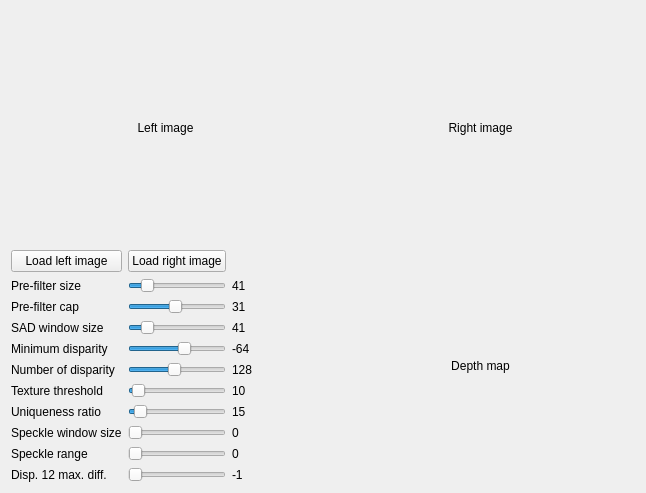
Qt form SGBMTuner/mainwindow.ui (hothanh/SGBM_tuner) before a commit.
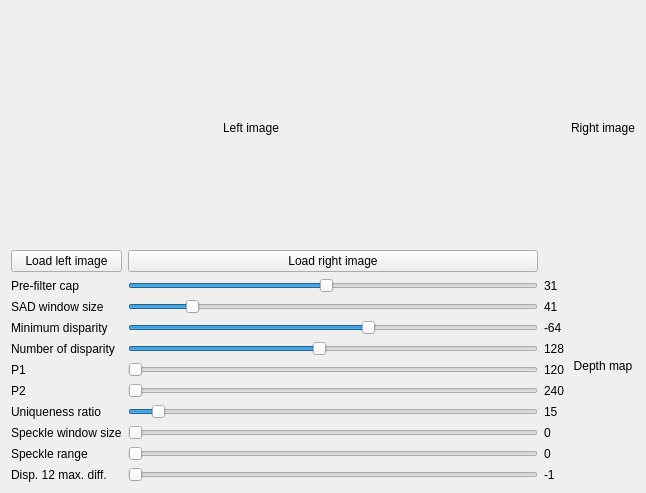
The same form after that commit.

Commit message: Adapted parameters for SGBM

Patch:
```diff
--- a/SGBMTuner/mainwindow.ui
+++ b/SGBMTuner/mainwindow.ui
@@ -11,15 +11,63 @@
    </rect>
   </property>
   <property name="windowTitle">
-   <string>OpenCV StereoCorrespondenceBM Tuner</string>
+   <string>OpenCV SGBM Tuner</string>
   </property>
   <widget class="QWidget" name="centralWidget">
    <layout class="QGridLayout" name="gridLayout_2">
     <item row="0" column="0">
      <layout class="QGridLayout" name="gridLayout">
+      <item row="2" column="2">
+       <widget class="QLabel" name="label_depth_map">
+        <property name="maximumSize">
+         <size>
+          <width>480</width>
+          <height>360</height>
+         </size>
+        </property>
+        <property name="text">
+         <string>Depth map</string>
+        </property>
+        <property name="alignment">
+         <set>Qt::AlignCenter</set>
+        </property>
+       </widget>
+      </item>
+      <item row="0" column="2">
+       <widget class="QLabel" name="label_image_right">
+        <property name="maximumSize">
+         <size>
+          <width>480</width>
+          <height>360</height>
+         </size>
+        </property>
+        <property name="text">
+         <string>Right image</string>
+        </property>
+        <property name="alignment">
+         <set>Qt::AlignCenter</set>
+        </property>
+       </widget>
+      </item>
+      <item row="0" column="0">
+       <widget class="QLabel" name="label_image_left">
+        <property name="maximumSize">
+         <size>
+          <width>480</width>
+          <height>360</height>
+         </size>
+        </property>
+        <property name="text">
+         <string>Left image</string>
+        </property>
+        <property name="alignment">
+         <set>Qt::AlignCenter</set>
+        </property>
+       </widget>
+      </item>
       <item row="2" column="0">
        <layout class="QGridLayout" name="gridLayout_buttons">
-        <item row="5" column="1">
+        <item row="4" column="1">
          <widget class="QSlider" name="horizontalSlider_num_of_disparity">
           <property name="sizePolicy">
            <sizepolicy hsizetype="Minimum" vsizetype="Fixed">
@@ -63,53 +111,7 @@
           </property>
          </widget>
         </item>
-        <item row="6" column="2">
-         <widget class="QLabel" name="label_6">
-          <property name="text">
-           <string>10</string>
-          </property>
-         </widget>
-        </item>
-        <item row="1" column="1">
-         <widget class="QSlider" name="horizontalSlider_pre_filter_size">
-          <property name="sizePolicy">
-           <sizepolicy hsizetype="Minimum" vsizetype="Fixed">
-            <horstretch>0</horstretch>
-            <verstretch>0</verstretch>
-           </sizepolicy>
-          </property>
-          <property name="minimum">
-           <number>5</number>
-          </property>
-          <property name="maximum">
-           <number>255</number>
-          </property>
-          <property name="singleStep">
-           <number>2</number>
-          </property>
-          <property name="value">
-           <number>41</number>
-          </property>
-          <property name="orientation">
-           <enum>Qt::Horizontal</enum>
-          </property>
-         </widget>
-        </item>
-        <item row="1" column="2">
-         <widget class="QLabel" name="label">
-          <property name="text">
-           <string>41</string>
-          </property>
-         </widget>
-        </item>
-        <item row="1" column="0">
-         <widget class="QLabel" name="label_pre_filter_size">
-          <property name="text">
-           <string>Pre-filter size</string>
-          </property>
-         </widget>
-        </item>
-        <item row="4" column="0">
+        <item row="3" column="0">
          <widget class="QLabel" name="label_min_disparity">
           <property name="toolTip">
            <string>&lt;html&gt;&lt;head/&gt;&lt;body&gt;&lt;p&gt;Minimum possible disparity value. Normally, it is zero but sometimes rectification algorithms can shift images, so this parameter needs to be adjusted accordingly.&lt;/p&gt;&lt;/body&gt;&lt;/html&gt;</string>
@@ -119,7 +121,14 @@
           </property>
          </widget>
         </item>
-        <item row="5" column="0">
+        <item row="8" column="2">
+         <widget class="QLabel" name="label_8">
+          <property name="text">
+           <string>0</string>
+          </property>
+         </widget>
+        </item>
+        <item row="4" column="0">
          <widget class="QLabel" name="label_num_of_disparity">
           <property name="toolTip">
            <string>&lt;html&gt;&lt;head/&gt;&lt;body&gt;&lt;p&gt;Maximum disparity minus minimum disparity. The value is always greater than zero. In the current implementation, this parameter must be divisible by 16.&lt;/p&gt;&lt;/body&gt;&lt;/html&gt;</string>
@@ -129,7 +138,14 @@
           </property>
          </widget>
         </item>
-        <item row="4" column="1">
+        <item row="2" column="2">
+         <widget class="QLabel" name="label_3">
+          <property name="text">
+           <string>41</string>
+          </property>
+         </widget>
+        </item>
+        <item row="3" column="1">
          <widget class="QSlider" name="horizontalSlider_min_disparity">
           <property name="sizePolicy">
            <sizepolicy hsizetype="Minimum" vsizetype="Fixed">
@@ -157,40 +173,14 @@
           </property>
          </widget>
         </item>
-        <item row="8" column="2">
-         <widget class="QLabel" name="label_8">
+        <item row="9" column="2">
+         <widget class="QLabel" name="label_9">
           <property name="text">
            <string>0</string>
           </property>
          </widget>
         </item>
-        <item row="3" column="2">
-         <widget class="QLabel" name="label_3">
-          <property name="text">
-           <string>41</string>
-          </property>
-         </widget>
-        </item>
-        <item row="6" column="1">
-         <widget class="QSlider" name="horizontalSlider_texture_threshold">
-          <property name="sizePolicy">
-           <sizepolicy hsizetype="Minimum" vsizetype="Fixed">
-            <horstretch>0</horstretch>
-            <verstretch>0</verstretch>
-           </sizepolicy>
-          </property>
-          <property name="maximum">
-           <number>255</number>
-          </property>
-          <property name="value">
-           <number>10</number>
-          </property>
-          <property name="orientation">
-           <enum>Qt::Horizontal</enum>
-          </property>
-         </widget>
-        </item>
-        <item row="3" column="0">
+        <item row="2" column="0">
          <widget class="QLabel" name="label_SAD_window_size">
           <property name="toolTip">
            <string>&lt;html&gt;&lt;head/&gt;&lt;body&gt;&lt;p&gt;Matched block size. It must be an odd number &lt;span style=&quot; font-family:'Courier New,courier';&quot;&gt;&amp;gt;=1&lt;/span&gt; . Normally, it should be somewhere in the &lt;span style=&quot; font-family:'Courier New,courier';&quot;&gt;3..11&lt;/span&gt; range.&lt;/p&gt;&lt;/body&gt;&lt;/html&gt;</string>
@@ -200,28 +190,14 @@
           </property>
          </widget>
         </item>
-        <item row="9" column="2">
-         <widget class="QLabel" name="label_9">
-          <property name="text">
-           <string>0</string>
-          </property>
-         </widget>
-        </item>
-        <item row="2" column="2">
-         <widget class="QLabel" name="label_2">
-          <property name="text">
-           <string>31</string>
-          </property>
-         </widget>
-        </item>
-        <item row="5" column="2">
+        <item row="4" column="2">
          <widget class="QLabel" name="label_5">
           <property name="text">
            <string>128</string>
           </property>
          </widget>
         </item>
-        <item row="3" column="1">
+        <item row="2" column="1">
          <widget class="QSlider" name="horizontalSlider_SAD_window_size">
           <property name="sizePolicy">
            <sizepolicy hsizetype="Minimum" vsizetype="Fixed">
@@ -299,7 +275,7 @@
           </property>
          </widget>
         </item>
-        <item row="2" column="0">
+        <item row="1" column="0">
          <widget class="QLabel" name="label_pre_filter_cap">
           <property name="toolTip">
            <string>&lt;html&gt;&lt;head/&gt;&lt;body&gt;&lt;p&gt;Truncation value for the prefiltered image pixels. The algorithm first computes x-derivative at each pixel and clips its value by &lt;span style=&quot; font-family:'Courier New,courier';&quot;&gt;[-preFilterCap, preFilterCap]&lt;/span&gt; interval. The result values are passed to the Birchfield-Tomasi pixel cost function.&lt;/p&gt;&lt;/body&gt;&lt;/html&gt;</string>
@@ -319,7 +295,7 @@
           </property>
          </widget>
         </item>
-        <item row="4" column="2">
+        <item row="3" column="2">
          <widget class="QLabel" name="label_4">
           <property name="text">
            <string>-64</string>
@@ -333,13 +309,6 @@
           </property>
          </widget>
         </item>
-        <item row="6" column="0">
-         <widget class="QLabel" name="label_texture_threshold">
-          <property name="text">
-           <string>Texture threshold</string>
-          </property>
-         </widget>
-        </item>
         <item row="9" column="1">
          <widget class="QSlider" name="horizontalSlider_speckle_range">
           <property name="sizePolicy">
@@ -359,7 +328,7 @@
           </property>
          </widget>
         </item>
-        <item row="2" column="1">
+        <item row="1" column="1">
          <widget class="QSlider" name="horizontalSlider_pre_filter_cap">
           <property name="sizePolicy">
            <sizepolicy hsizetype="Minimum" vsizetype="Fixed">
@@ -391,6 +360,28 @@
           </property>
          </widget>
         </item>
+        <item row="10" column="1">
+         <widget class="QSlider" name="horizontalSlider_disp_12_max_diff">
+          <property name="sizePolicy">
+           <sizepolicy hsizetype="Minimum" vsizetype="Fixed">
+            <horstretch>0</horstretch>
+            <verstretch>0</verstretch>
+           </sizepolicy>
+          </property>
+          <property name="minimum">
+           <number>-1</number>
+          </property>
+          <property name="maximum">
+           <number>100</number>
+          </property>
+          <property name="value">
+           <number>-1</number>
+          </property>
+          <property name="orientation">
+           <enum>Qt::Horizontal</enum>
+          </property>
+         </widget>
+        </item>
         <item row="10" column="2">
          <widget class="QLabel" name="label_10">
           <property name="text">
@@ -398,78 +389,63 @@
           </property>
          </widget>
         </item>
-        <item row="10" column="1">
-         <widget class="QSlider" name="horizontalSlider_disp_12_max_diff">
-          <property name="sizePolicy">
-           <sizepolicy hsizetype="Minimum" vsizetype="Fixed">
-            <horstretch>0</horstretch>
-            <verstretch>0</verstretch>
-           </sizepolicy>
+        <item row="5" column="2">
+         <widget class="QLabel" name="label_12">
+          <property name="text">
+           <string>120</string>
           </property>
-          <property name="minimum">
-           <number>-1</number>
+         </widget>
+        </item>
+        <item row="5" column="0">
+         <widget class="QLabel" name="label_1">
+          <property name="text">
+           <string>P1</string>
           </property>
+         </widget>
+        </item>
+        <item row="5" column="1">
+         <widget class="QSlider" name="horizontalSlider_P1">
           <property name="maximum">
-           <number>100</number>
+           <number>1000</number>
           </property>
-          <property name="value">
-           <number>-1</number>
+          <property name="orientation">
+           <enum>Qt::Horizontal</enum>
           </property>
+         </widget>
+        </item>
+        <item row="6" column="1">
+         <widget class="QSlider" name="horizontalSlider_P2">
+          <property name="maximum">
+           <number>2000</number>
+          </property>
           <property name="orientation">
            <enum>Qt::Horizontal</enum>
           </property>
          </widget>
         </item>
+        <item row="6" column="0">
+         <widget class="QLabel" name="label_6">
+          <property name="text">
+           <string>P2</string>
+          </property>
+         </widget>
+        </item>
+        <item row="6" column="2">
+         <widget class="QLabel" name="label_13">
+          <property name="text">
+           <string>240</string>
+          </property>
+         </widget>
+        </item>
+        <item row="1" column="2">
+         <widget class="QLabel" name="label_2">
+          <property name="text">
+           <string>31</string>
+          </property>
+         </widget>
+        </item>
        </layout>
       </item>
-      <item row="2" column="1">
-       <widget class="QLabel" name="label_depth_map">
-        <property name="maximumSize">
-         <size>
-          <width>480</width>
-          <height>360</height>
-         </size>
-        </property>
-        <property name="text">
-         <string>Depth map</string>
-        </property>
-        <property name="alignment">
-         <set>Qt::AlignCenter</set>
-        </property>
-       </widget>
-      </item>
-      <item row="0" column="1">
-       <widget class="QLabel" name="label_image_right">
-        <property name="maximumSize">
-         <size>
-          <width>480</width>
-          <height>360</height>
-         </size>
-        </property>
-        <property name="text">
-         <string>Right image</string>
-        </property>
-        <property name="alignment">
-         <set>Qt::AlignCenter</set>
-        </property>
-       </widget>
-      </item>
-      <item row="0" column="0">
-       <widget class="QLabel" name="label_image_left">
-        <property name="maximumSize">
-         <size>
-          <width>480</width>
-          <height>360</height>
-         </size>
-        </property>
-        <property name="text">
-         <string>Left image</string>
-        </property>
-        <property name="alignment">
-         <set>Qt::AlignCenter</set>
-        </property>
-       </widget>
-      </item>
      </layout>
     </item>
    </layout>
```
Left out of the diff: 152 changed lines with no effect on the pictures. The commit also changes 2 other files.
